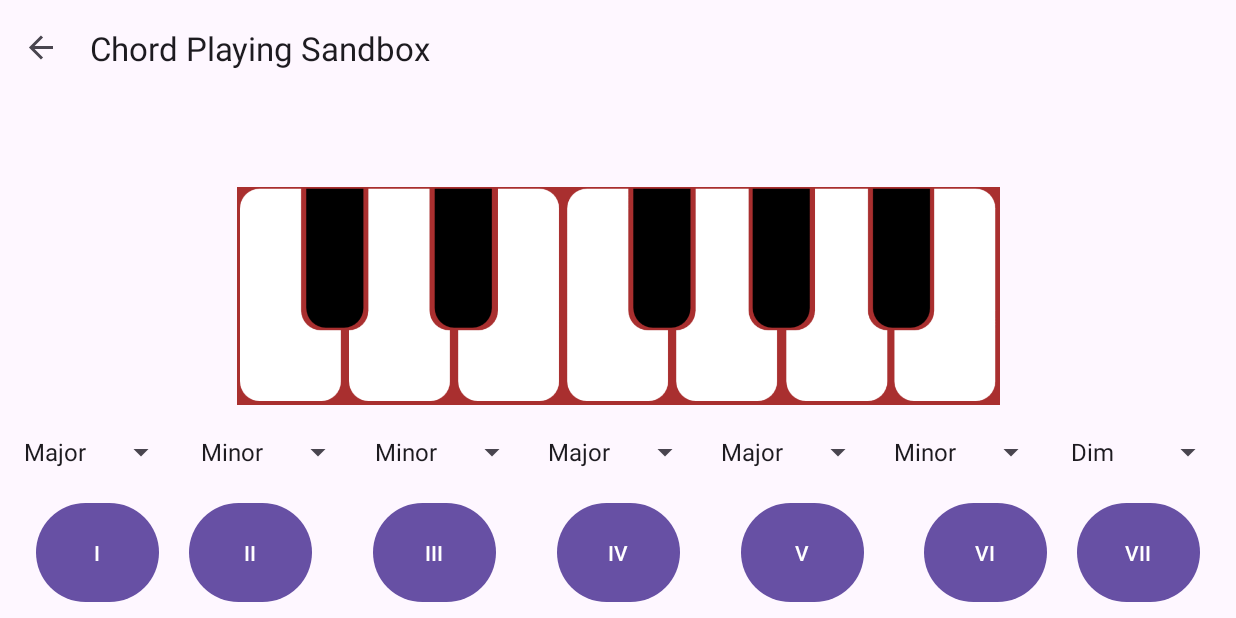
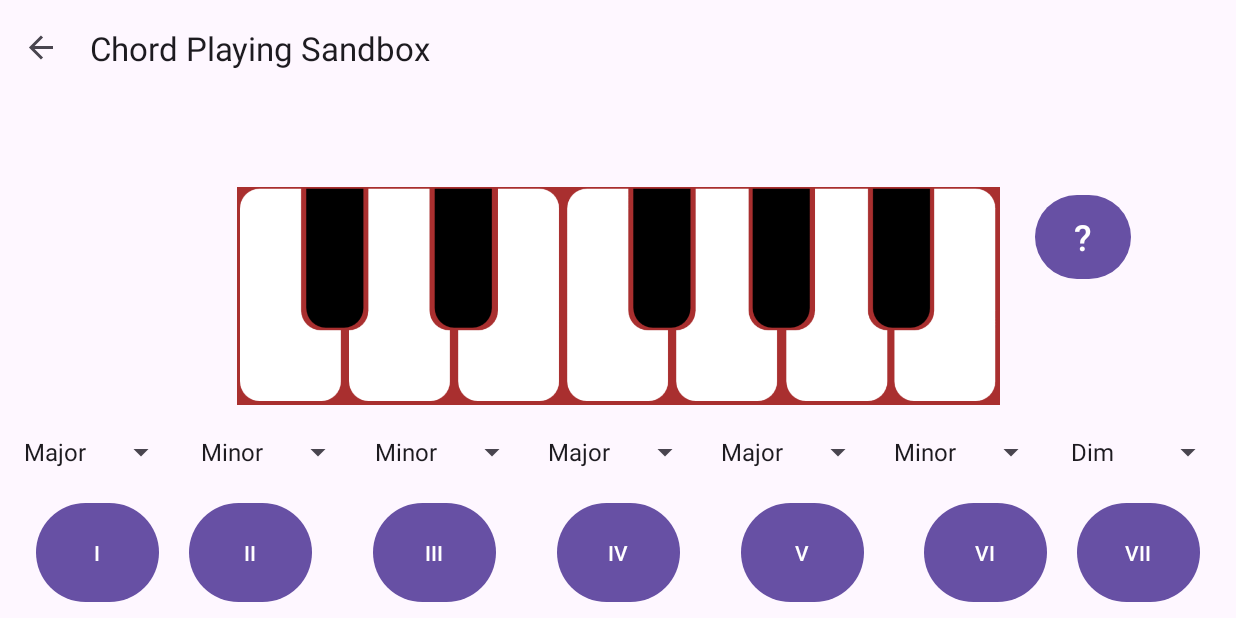
Before and after one commit to akpizutti/IHC-MiniChord, an Android app: the SecondFragment screen opened through its navigation route, on a phone screen of 824 x 412 dp (held sideways). Run offline under Robolectric (Android 15) with nearby library versions, the phone set to English and light mode, and no system bars; our stand-ins replace navigation-ui; 11 statements that could not run were skipped.

Commit message:
Add help overlay to second fragment

```diff
--- a/app/src/main/java/com/example/minichord/FirstFragment.java
+++ b/app/src/main/java/com/example/minichord/FirstFragment.java
@@ -39,6 +39,7 @@ public class FirstFragment extends Fragment implements AdapterView.OnItemSelecte
     private ImageView isPlaying_A;
     private ImageView isPlaying_A_Sharp;
     private ImageView isPlaying_B;
+
 
     private String selectedScale;
 
--- a/app/src/main/java/com/example/minichord/SecondFragment.java
+++ b/app/src/main/java/com/example/minichord/SecondFragment.java
@@ -11,20 +11,19 @@ import android.view.View;
 import android.view.ViewGroup;
 import android.widget.AdapterView;
 import android.widget.ArrayAdapter;
+import android.widget.Button;
 import android.widget.ImageView;
 import android.widget.Spinner;
+import android.widget.TextView;
 
 import androidx.annotation.NonNull;
 import androidx.fragment.app.Fragment;
-import androidx.navigation.fragment.NavHostFragment;
 
 import com.example.minichord.databinding.FragmentSecondBinding;
 
 import java.util.ArrayList;
 import java.util.Arrays;
 import java.util.List;
-
-import com.example.minichord.Notes;
 
 public class SecondFragment extends Fragment implements AdapterView.OnItemSelectedListener {
 
@@ -60,6 +59,13 @@ public class SecondFragment extends Fragment implements AdapterView.OnItemSelect
     private ImageView isPlaying_A;
     private ImageView isPlaying_A_Sharp;
     private ImageView isPlaying_B;
+
+    private Button helpOpenButton;
+    private Button helpCloseButton;
+
+    private TextView keyboardTextHelp;
+    private TextView selectorTextHelp;
+    private TextView buttonsTextHelp;
 
 
     @Override
@@ -119,6 +125,15 @@ public class SecondFragment extends Fragment implements AdapterView.OnItemSelect
         isPlaying_B = binding.isPlayingB;
 
         setAllKeysOFF();
+
+        helpOpenButton = binding.helpOpenButton;
+        helpCloseButton = binding.helpCloseButton;
+
+        keyboardTextHelp = binding.keyboardTextHelp;
+        selectorTextHelp = binding.selectorTextHelp;
+        buttonsTextHelp = binding.buttonsTextHelp;
+
+        closeHelpOverlay();
 
         Notes.getNotes();
 
@@ -278,7 +293,50 @@ public class SecondFragment extends Fragment implements AdapterView.OnItemSelect
             return false;
         });
 
+        binding.helpOpenButton.setOnTouchListener((v, event) -> {
+            switch(event.getAction()) {
+                case MotionEvent.ACTION_DOWN:
+                    openHelpOverlay();
+                    break;
+                case MotionEvent.ACTION_UP:
+                    v.performClick();
+                case MotionEvent.ACTION_CANCEL:
+                    // RELEASED
+                    break;
+            }
+            return false;
+        });
+
+        binding.helpCloseButton.setOnTouchListener((v, event) -> {
+            switch(event.getAction()) {
+                case MotionEvent.ACTION_DOWN:
+                    closeHelpOverlay();
+                    break;
+                case MotionEvent.ACTION_UP:
+                    v.performClick();
+                case MotionEvent.ACTION_CANCEL:
+                    // RELEASED
+                    break;
+            }
+            return false;
+        });
+
         startEngine();
+    }
+
+    private void openHelpOverlay(){
+        helpCloseButton.setVisibility(View.VISIBLE);
+
+        keyboardTextHelp.setVisibility(View.VISIBLE);
+        selectorTextHelp.setVisibility(View.VISIBLE);
+        buttonsTextHelp.setVisibility(View.VISIBLE);
+    }
+    private void closeHelpOverlay(){
+        helpCloseButton.setVisibility(View.GONE);
+
+        keyboardTextHelp.setVisibility(View.INVISIBLE);
+        selectorTextHelp.setVisibility(View.INVISIBLE);
+        buttonsTextHelp.setVisibility(View.INVISIBLE);
     }
 
     private void setAllKeysOFF(){
--- a/app/src/main/res/layout/fragment_second.xml
+++ b/app/src/main/res/layout/fragment_second.xml
@@ -340,4 +340,79 @@
         app:layout_constraintBottom_toBottomOf="@+id/keyboardS2"
         app:layout_constraintStart_toEndOf="@+id/isPlaying_A" />
 
+    <Button
+        android:id="@+id/helpOpenButton"
+        android:layout_width="64dp"
+        android:layout_height="64dp"
+        android:layout_marginStart="24dp"
+        android:layout_marginBottom="80dp"
+        android:text="\?"
+        android:textSize="24sp"
+        app:layout_constraintBottom_toBottomOf="@+id/keyboardTextHelp"
+        app:layout_constraintStart_toEndOf="@+id/keyboardTextHelp" />
+
+    <Button
+        android:id="@+id/helpCloseButton"
+        android:layout_width="64dp"
+        android:layout_height="64dp"
+        android:layout_marginStart="24dp"
+        android:layout_marginBottom="80dp"
+        android:text="X"
+        android:textSize="24sp"
+        android:visibility="visible"
+        app:layout_constraintBottom_toBottomOf="@+id/keyboardS2"
+        app:layout_constraintStart_toEndOf="@+id/keyboardTextHelp" />
+
+    <TextView
+        android:id="@+id/keyboardTextHelp"
+        android:layout_width="0dp"
+        android:layout_height="0dp"
+        android:layout_marginStart="80dp"
+        android:layout_marginEnd="80dp"
+        android:background="#66000000"
+        android:gravity="center"
+        android:text="Notes that are part of the chord being played will be highlighted here."
+        android:textAlignment="center"
+        android:textColor="#FFFFFF"
+        android:textSize="20sp"
+        android:visibility="invisible"
+        app:layout_constraintBottom_toBottomOf="@+id/keyboardS2"
+        app:layout_constraintEnd_toEndOf="@+id/keyboardS2"
+        app:layout_constraintStart_toStartOf="@+id/keyboardS2"
+        app:layout_constraintTop_toTopOf="@+id/keyboardS2" />
+
+    <TextView
+        android:id="@+id/selectorTextHelp"
+        android:layout_width="0dp"
+        android:layout_height="0dp"
+        android:layout_weight="1"
+        android:background="#66000000"
+        android:gravity="center"
+        android:text="You can change the form of each chord with these selectors."
+        android:textAlignment="center"
+        android:textColor="#FFFFFF"
+        android:textSize="20sp"
+        android:visibility="invisible"
+        app:layout_constraintBottom_toBottomOf="@+id/linearLayout2"
+        app:layout_constraintEnd_toEndOf="@+id/spinner_bt7"
+        app:layout_constraintStart_toStartOf="@+id/spinner_bt1"
+        app:layout_constraintTop_toBottomOf="@+id/keyboardS2" />
+
+    <TextView
+        android:id="@+id/buttonsTextHelp"
+        android:layout_width="0dp"
+        android:layout_height="0dp"
+        android:layout_weight="1"
+        android:background="#66000000"
+        android:gravity="center"
+        android:text="Each one of these buttons is a chord, click on them to play the respective chord"
+        android:textAlignment="center"
+        android:textColor="#FFFFFF"
+        android:textSize="20sp"
+        android:visibility="invisible"
+        app:layout_constraintBottom_toBottomOf="@+id/button_second4"
+        app:layout_constraintEnd_toEndOf="@+id/spinner_bt7"
+        app:layout_constraintStart_toStartOf="@+id/spinner_bt1"
+        app:layout_constraintTop_toTopOf="@+id/button_second4" />
+
 </androidx.constraintlayout.widget.ConstraintLayout>
```
